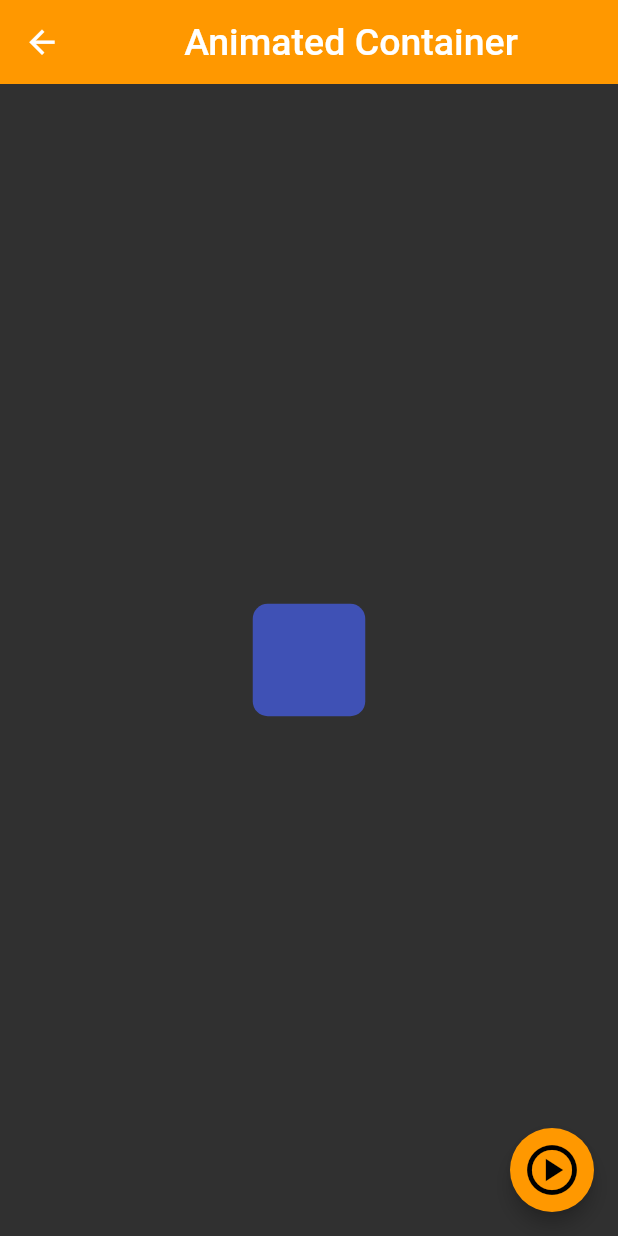
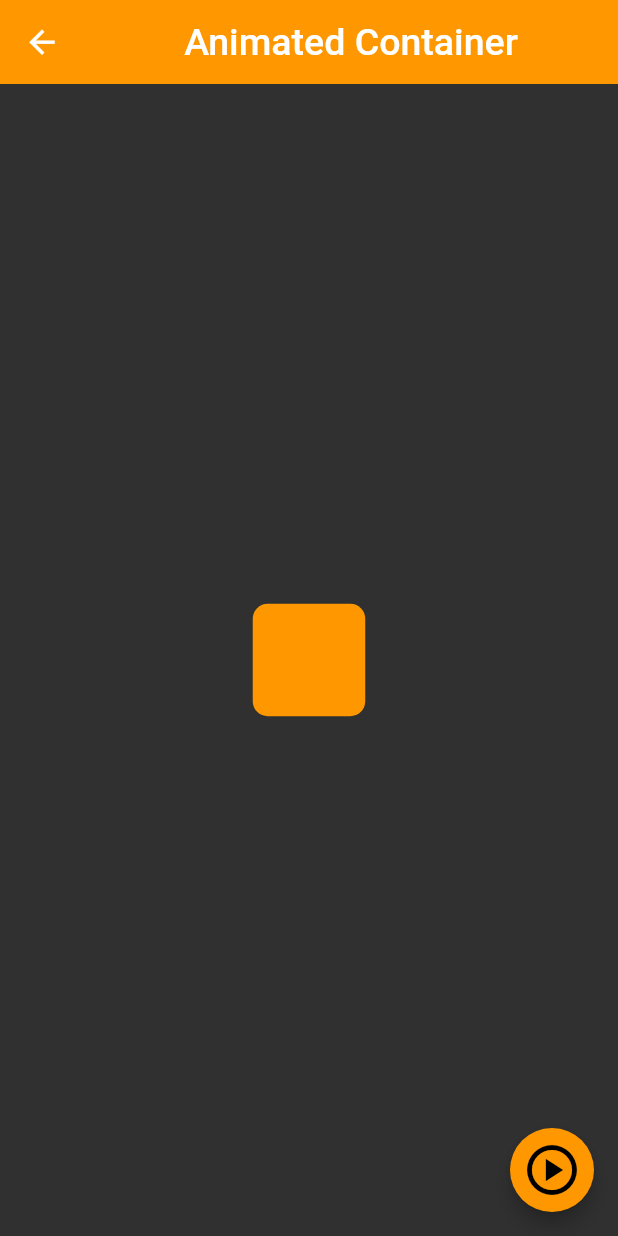
Before and after one commit to chicho69-cesar/flutter-components-app, a Flutter app: the AnimatedScreen screen opened by its route, on a phone screen of 412 x 824 dp. Run offline on Flutter 3.47's test engine with Material 2 defaults, Android fonts, the phone set to English and light mode, and no system bars.

Commit message:
Finish project

```diff
--- a/lib/screens/animated_screen.dart
+++ b/lib/screens/animated_screen.dart
@@ -1,5 +1,6 @@
 import 'dart:math' show Random;
 
+import 'package:fl_components/theme/app_theme.dart';
 import 'package:flutter/material.dart';
 
 class AnimatedScreen extends StatefulWidget {
@@ -14,7 +15,7 @@ class _AnimatedScreenState extends State<AnimatedScreen> {
 
   double _width = 75;
   double _height = 75;
-  Color _color = Colors.indigo;
+  Color _color = AppTheme.primary;
   BorderRadiusGeometry _borderRadius = BorderRadius.circular(10);
 
   void changeShape() {
--- a/lib/screens/avatar_screen.dart
+++ b/lib/screens/avatar_screen.dart
@@ -15,7 +15,7 @@ class AvatarScreen extends StatelessWidget {
           Container(
             margin: const EdgeInsets.only(right: 8),
             child: CircleAvatar(
-              backgroundColor: Colors.indigo[900],
+              backgroundColor: Colors.orange[900],
               backgroundImage: const NetworkImage('https://media.wired.com/photos/5be9d68a5d7c6a7b81d79e25/master/pass/StanLee-610719480.jpg'),
               child: const Text(
                 'SL',
--- a/lib/screens/card_screen.dart
+++ b/lib/screens/card_screen.dart
@@ -10,8 +10,10 @@ class CardScreen extends StatelessWidget {
     return Scaffold(
       appBar: AppBar(
         title: const Center(
-          child: Text('Card Widget',
-          style: TextStyle(fontSize: 25)),
+          child: Text(
+            'Card Widget',
+            style: TextStyle(fontSize: 25)
+          ),
         ),
       ),
       body: ListView(
--- a/lib/screens/listview_builder_screen.dart
+++ b/lib/screens/listview_builder_screen.dart
@@ -137,7 +137,7 @@ class _LoadingIcon extends StatelessWidget {
       height: 60,
       width: 60,
       decoration: BoxDecoration(
-        color: Colors.white.withOpacity(0.8),
+        color: Colors.black.withOpacity(0.8),
         shape: BoxShape.circle
       ),
       child: const CircularProgressIndicator(
```
